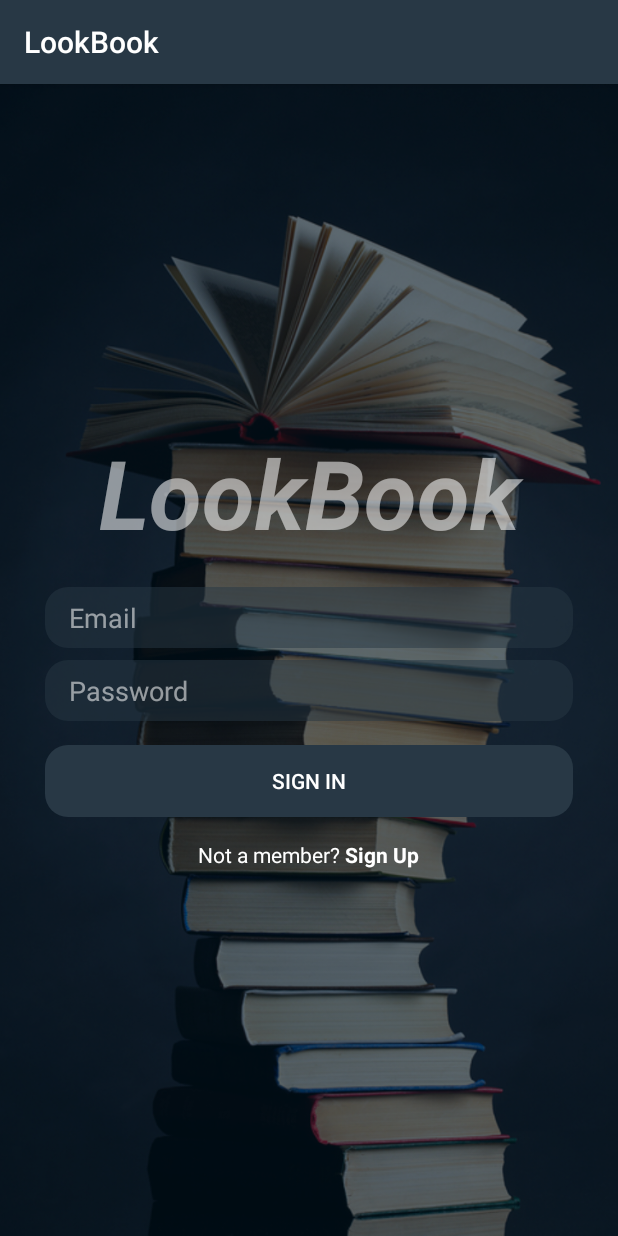
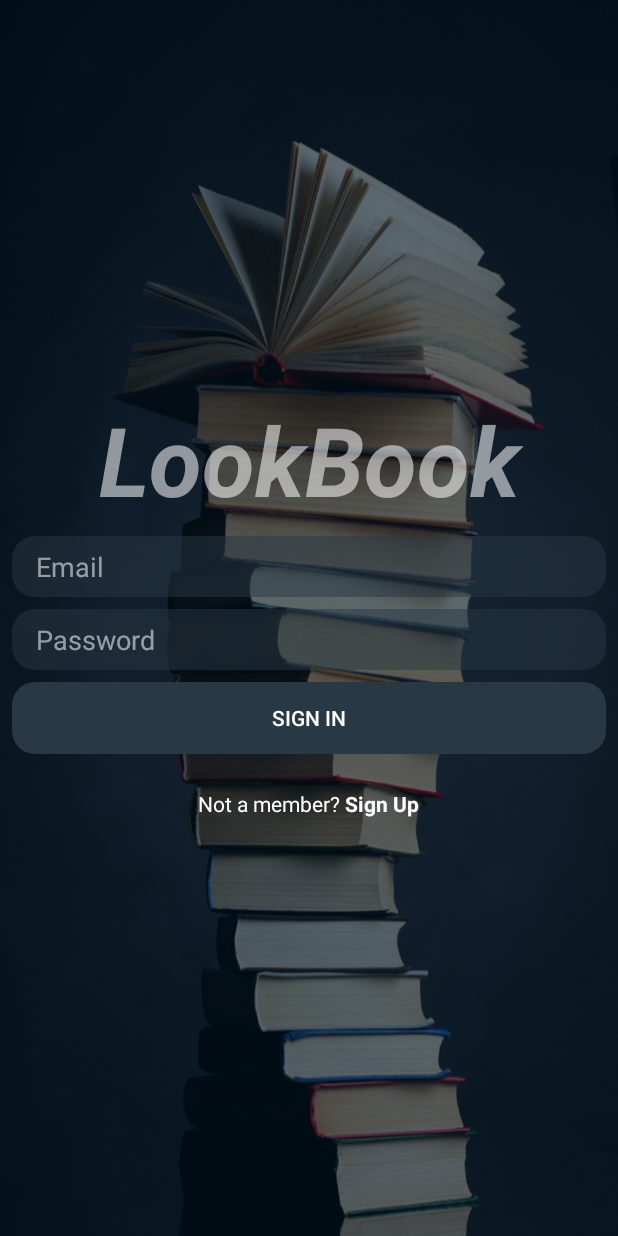
Before and after one commit to muneeb50/LOOKBOOK-Geolocation-Android-Application, an Android app: the screen it shows after launch (SignInActivity), on a phone screen of 412 x 824 dp. Run offline under Robolectric (Android 15) with nearby library versions, the phone set to English and light mode, and no system bars; our stand-ins replace Firebase (no records; nobody signed in at launch, a user with empty details on screens opened directly); libraries missing offline, so code that uses them is left out: com.firebase.geofire, com.google.maps.android.

Commit message:
Changed SignIn & SignUp layouts to constraint and moved background image to Activity Theme

```diff
--- a/app/src/main/res/layout/fragment_signin.xml
+++ b/app/src/main/res/layout/fragment_signin.xml
@@ -1,43 +1,37 @@
 <?xml version="1.0" encoding="utf-8"?>
-<RelativeLayout
-    xmlns:android="http://schemas.android.com/apk/res/android"
-    android:layout_width="match_parent"
-    android:layout_height="match_parent">
-
-    <ImageView
-        android:layout_width="match_parent"
-        android:layout_height="match_parent"
-        android:scaleType="centerCrop"
-        android:src="@drawable/splash"
-        />
-
-    <LinearLayout
+<android.support.constraint.ConstraintLayout
     xmlns:android="http://schemas.android.com/apk/res/android"
     xmlns:tools="http://schemas.android.com/tools"
+    xmlns:app="http://schemas.android.com/apk/res-auto"
     android:layout_width="match_parent"
-        android:layout_height="match_parent"
-        android:gravity="center"
-        android:orientation="vertical"
+    android:layout_height="wrap_content"
+    android:layout_gravity="center"
     tools:context="com.htsm.lookbook.Activities.SignInActivity">
 
     <TextView
+        android:id="@+id/textView2"
         android:layout_width="match_parent"
         android:layout_height="wrap_content"
+        android:layout_marginEnd="8dp"
+        android:layout_marginStart="8dp"
+        android:layout_marginTop="8dp"
         android:fontFamily="sans-serif"
         android:gravity="center"
         android:text="LookBook"
-            android:layout_marginBottom="20dp"
         android:textColor="#8cffffff"
         android:textSize="64sp"
-            android:textStyle="bold|italic"/>
+        android:textStyle="bold|italic"
+        app:layout_constraintEnd_toEndOf="parent"
+        app:layout_constraintStart_toStartOf="parent"
+        app:layout_constraintTop_toTopOf="parent"/>
 
     <EditText
         android:id="@+id/id_input_email"
         android:layout_width="match_parent"
         android:layout_height="wrap_content"
-            android:layout_marginBottom="8dp"
-            android:layout_marginLeft="30dp"
-            android:layout_marginRight="30dp"
+        android:layout_marginEnd="8dp"
+        android:layout_marginStart="8dp"
+        android:layout_marginTop="8dp"
         android:background="@drawable/edit_text_round"
         android:hint="Email"
         android:inputType="textEmailAddress"
@@ -45,15 +39,18 @@
         android:paddingLeft="16dp"
         android:paddingTop="8dp"
         android:textColor="#fff"
-            android:textColorHint="@color/textHintColor"/>
+        android:textColorHint="@color/textHintColor"
+        app:layout_constraintEnd_toEndOf="parent"
+        app:layout_constraintStart_toStartOf="parent"
+        app:layout_constraintTop_toBottomOf="@+id/textView2"/>
 
     <EditText
         android:id="@+id/id_input_pass"
         android:layout_width="match_parent"
         android:layout_height="wrap_content"
-            android:layout_marginBottom="8dp"
-            android:layout_marginLeft="30dp"
-            android:layout_marginRight="30dp"
+        android:layout_marginEnd="8dp"
+        android:layout_marginStart="8dp"
+        android:layout_marginTop="8dp"
         android:background="@drawable/edit_text_round"
         android:hint="Password"
         android:inputType="textPassword"
@@ -61,27 +58,42 @@
         android:paddingLeft="16dp"
         android:paddingTop="8dp"
         android:textColor="#fff"
-            android:textColorHint="@color/textHintColor"/>
+        android:textColorHint="@color/textHintColor"
+        app:layout_constraintEnd_toEndOf="parent"
+        app:layout_constraintStart_toStartOf="parent"
+        app:layout_constraintTop_toBottomOf="@+id/id_input_email"/>
 
     <Button
         android:id="@+id/id_btn_sign_in"
         android:layout_width="match_parent"
         android:layout_height="wrap_content"
         android:layout_gravity="center"
-            android:layout_marginLeft="30dp"
-            android:layout_marginRight="30dp"
+        android:layout_marginEnd="8dp"
+        android:layout_marginStart="8dp"
         android:layout_marginTop="8dp"
         android:background="@drawable/button_round"
         android:gravity="center"
         android:text="Sign In"
-            android:textColor="#fff"/>
+        android:textColor="#fff"
+        app:layout_constraintEnd_toEndOf="parent"
+        app:layout_constraintStart_toStartOf="parent"
+        app:layout_constraintTop_toBottomOf="@+id/id_input_pass"/>
 
     <LinearLayout
+        android:id="@+id/linearLayout"
         android:layout_width="match_parent"
         android:layout_height="wrap_content"
+        android:layout_marginBottom="8dp"
+        android:layout_marginEnd="8dp"
+        android:layout_marginStart="8dp"
+        android:layout_marginTop="8dp"
         android:gravity="center"
         android:orientation="horizontal"
-            android:padding="15dp">
+        android:padding="15dp"
+        app:layout_constraintBottom_toBottomOf="parent"
+        app:layout_constraintEnd_toEndOf="parent"
+        app:layout_constraintStart_toStartOf="parent"
+        app:layout_constraintTop_toBottomOf="@+id/id_btn_sign_in">
 
         <TextView
             android:layout_width="wrap_content"
@@ -100,5 +112,4 @@
 
     </LinearLayout>
 
-    </LinearLayout>
-</RelativeLayout>
+</android.support.constraint.ConstraintLayout>
--- a/app/src/main/res/values/styles.xml
+++ b/app/src/main/res/values/styles.xml
@@ -8,4 +8,13 @@
         <item name="colorAccent">@color/colorAccent</item>
     </style>
 
+    <style name="BackImageTheme" parent="Theme.AppCompat.Light.NoActionBar">
+        <!-- Customize your theme here. -->
+        <item name="colorPrimary">@color/colorPrimary</item>
+        <item name="colorPrimaryDark">@color/colorPrimaryDark</item>
+        <item name="colorAccent">@color/colorAccent</item>
+
+        <item name="android:windowBackground">@drawable/activity_back_image</item>
+    </style>
+
 </resources>
```
Also changed, not shown: app/src/main/AndroidManifest.xml (+9 -2 lines), app/src/main/res/layout/fragment_sign_up.xml (+63 -52 lines), app/src/main/res/drawable-v24/activity_back_image.png (renamed from app/src/main/res/drawable-v24/splash.png). Lines whose indentation alone changed are shown as unchanged.
